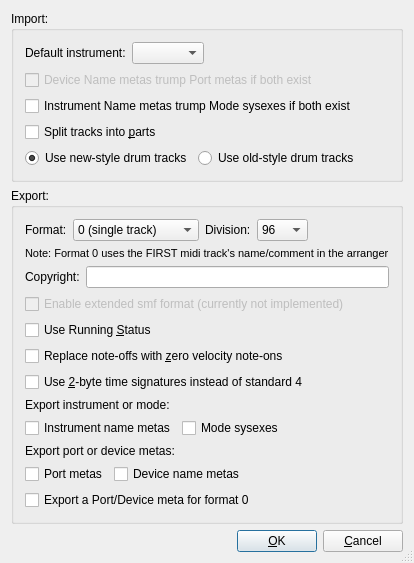
Before: the Qt Designer form muse3/muse/widgets/configmidifilebase.ui in emrum/muse, drawn with Qt 5.
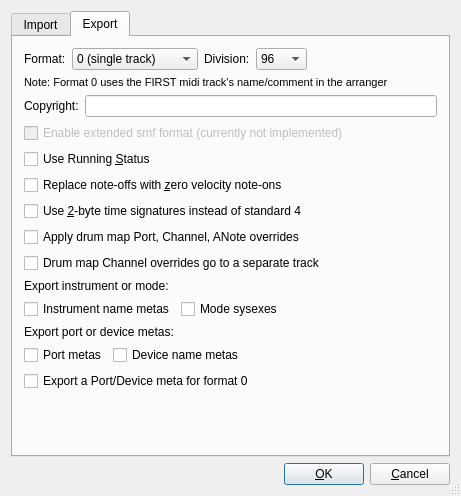
After: the same form once the commit is applied. The open tabs and pages were chosen to show the change.

Commit message: More New Drums fixes part 2

The edit to the form file:
```diff
--- a/muse3/muse/widgets/configmidifilebase.ui
+++ b/muse3/muse/widgets/configmidifilebase.ui
@@ -6,8 +6,8 @@
    <rect>
     <x>0</x>
     <y>0</y>
-    <width>391</width>
-    <height>549</height>
+    <width>461</width>
+    <height>496</height>
    </rect>
   </property>
   <property name="windowTitle">
@@ -18,16 +18,14 @@
   </property>
   <layout class="QVBoxLayout" name="verticalLayout_3">
    <item>
-    <widget class="QGroupBox" name="midiImportGroupBox">
-     <property name="sizePolicy">
-      <sizepolicy hsizetype="Preferred" vsizetype="Minimum">
-       <horstretch>0</horstretch>
-       <verstretch>0</verstretch>
-      </sizepolicy>
+    <widget class="QTabWidget" name="tabWidget">
+     <property name="currentIndex">
+      <number>0</number>
      </property>
-     <property name="title">
-      <string>Import:</string>
-     </property>
+     <widget class="QWidget" name="importTab">
+      <attribute name="title">
+       <string>Import</string>
+      </attribute>
      <layout class="QVBoxLayout" name="verticalLayout">
       <item>
        <layout class="QHBoxLayout" name="horizontalLayout_2">
@@ -120,20 +118,25 @@
         </item>
        </layout>
       </item>
-     </layout>
-    </widget>
-   </item>
-   <item>
-    <widget class="QGroupBox" name="midiExportGroupBox">
-     <property name="sizePolicy">
-      <sizepolicy hsizetype="Preferred" vsizetype="Expanding">
-       <horstretch>0</horstretch>
-       <verstretch>0</verstretch>
-      </sizepolicy>
-     </property>
-     <property name="title">
-      <string>Export:</string>
-     </property>
+       <item>
+        <spacer name="verticalSpacer_2">
+         <property name="orientation">
+          <enum>Qt::Vertical</enum>
+         </property>
+         <property name="sizeHint" stdset="0">
+          <size>
+           <width>20</width>
+           <height>245</height>
+          </size>
+         </property>
+        </spacer>
+       </item>
+      </layout>
+     </widget>
+     <widget class="QWidget" name="exportTab">
+      <attribute name="title">
+       <string>Export</string>
+      </attribute>
      <layout class="QVBoxLayout" name="verticalLayout_2">
       <item>
        <layout class="QHBoxLayout" name="horizontalLayout_3">
@@ -321,6 +324,91 @@
         </property>
        </widget>
       </item>
+       <item>
+        <widget class="QCheckBox" name="drumMapOverrides">
+         <property name="toolTip">
+          <string>If enabled, and a drum track has any drum map 
+ Port, Channel, and ANote overrides, they will be 
+ applied to drum notes and drum note controllers.
+
+If disabled, drum maps are ignored during export.
+All drum notes and drum controllers will be 
+ exported using the track's Port and Channel and 
+ the unmodified note.
+
+See &quot;What's This ?&quot; for more info.</string>
+         </property>
+         <property name="whatsThis">
+          <string>If enabled, and a drum track has any drum map
+ Port, Channel, and ANote overrides, they will be
+ applied to drum notes and drum controllers.
+Any Port overrides cause a separate track to be
+ created (requires format 1). Any Channel
+ overrides will still appear in the same track in 
+ the exported file, but upon re-import into an 
+ app such as MusE, MusE will treat that as a 
+ new track and create one.
+
+If disabled, drum maps are ignored.
+All drum notes and drum controllers will be 
+ exported using the track's Port and Channel
+ and the unmodified note. Upon re-importing
+ into another app, it is up to the other app to 
+ redirect the particular drum ports, channels 
+ and notes to make the song sound like it 
+ was intended.
+
+Drum map overrides are unique to MusE.
+If re-importing into MusE, for faithful 
+ reproduction disable this setting and apply
+ a drum map and some overrides later.
+If re-importing or opening in another midi 
+ player, enable this setting so that the player 
+ can have a chance at faithful reproduction. 
+Some user adjustment may be required 
+ (choice of instruments, ports, etc).</string>
+         </property>
+         <property name="text">
+          <string>Apply drum map Port, Channel, ANote overrides </string>
+         </property>
+        </widget>
+       </item>
+       <item>
+        <widget class="QCheckBox" name="channelOverridesToNewTrack">
+         <property name="toolTip">
+          <string>If enabled, any drum notes or drum controllers
+ on an applied drum map item in which Channel
+ is overriden will go to a separate track in the 
+ midi file.
+
+If disabled, any drum notes or drum controllers
+ on an applied drum map item in which Channel
+ is overriden will stay on that track in the midi file.
+
+See &quot;What's This ?&quot; for more info.</string>
+         </property>
+         <property name="whatsThis">
+          <string>If enabled, any drum notes or drum controllers
+ on an applied drum map item in which Channel
+ is overriden will go to a separate track in the 
+ midi file. The extra track is automatically
+ created. In this mode all events on a track in 
+ the midi file are on the same channel.
+
+If disabled, any drum notes or drum controllers
+ on an applied drum map item in which Channel
+ is overriden will stay on that track in the midi file.
+In this mode the track events can be on different 
+ channels. But if the file is re-imported into an
+ app such as MusE, MusE will automatically
+ create the extra track.
+</string>
+         </property>
+         <property name="text">
+          <string>Drum map Channel overrides go to a separate track</string>
+         </property>
+        </widget>
+       </item>
       <item>
        <widget class="QLabel" name="label_2">
         <property name="text">
@@ -410,9 +498,6 @@
         </property>
        </widget>
       </item>
-     </layout>
-    </widget>
-   </item>
    <item>
     <spacer name="verticalSpacer">
      <property name="orientation">
@@ -421,10 +506,14 @@
      <property name="sizeHint" stdset="0">
       <size>
        <width>20</width>
-       <height>40</height>
+           <height>12</height>
       </size>
      </property>
     </spacer>
+       </item>
+      </layout>
+     </widget>
+    </widget>
    </item>
    <item>
     <layout class="QHBoxLayout">
```
Lines whose indentation alone changed are shown as unchanged. The commit also changes 61 other files.
